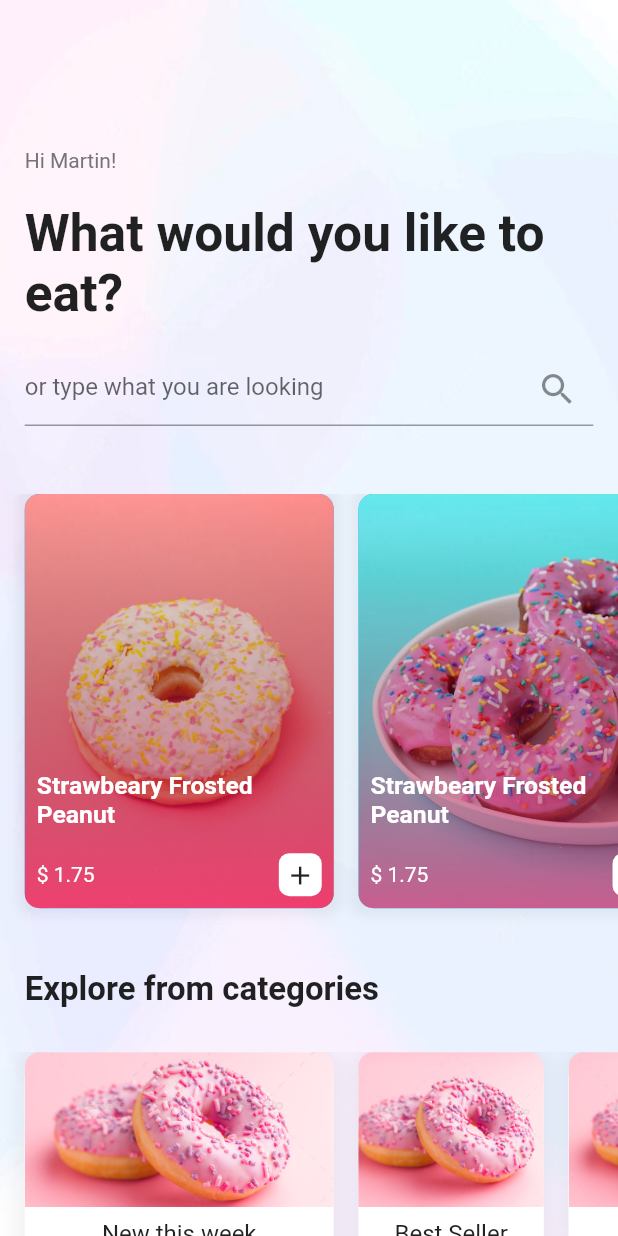
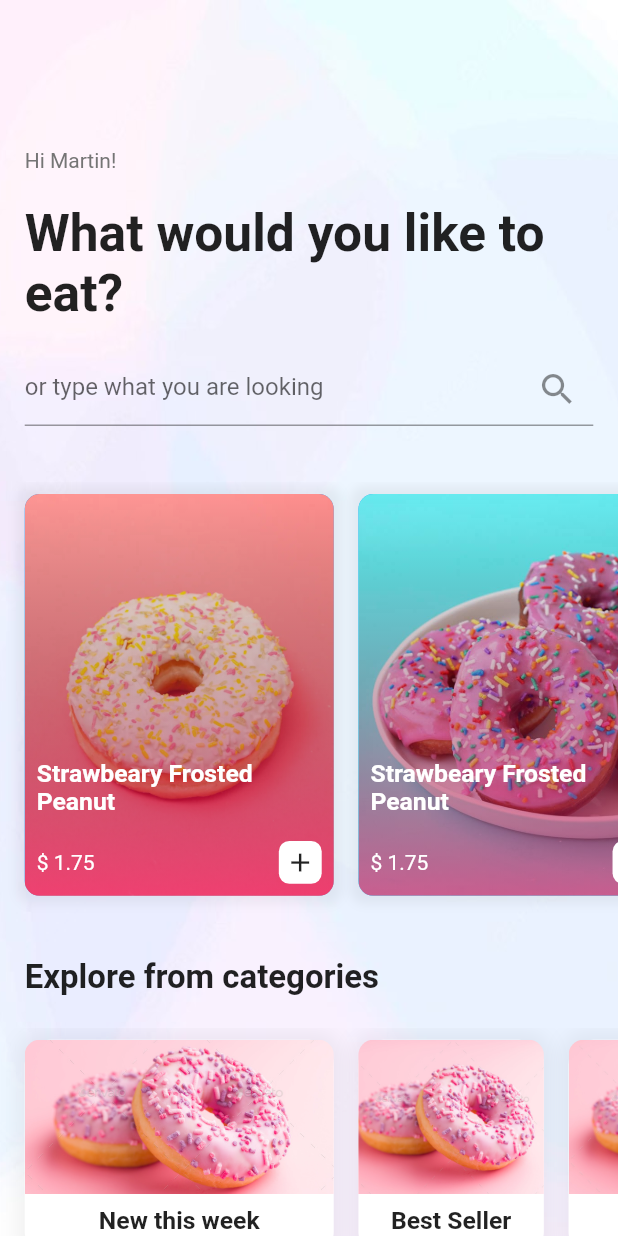
Before and after one commit to devsakil/food-order-app, a Flutter app: the screen it shows after launch, on a phone screen of 412 x 824 dp. Run offline on Flutter 3.47's test engine with Material 2 defaults, Android fonts, the phone set to English and light mode, and no system bars; our stand-ins replace sizer.

Commit message:
ui correction

```diff
--- a/lib/catitem.dart
+++ b/lib/catitem.dart
@@ -17,7 +17,7 @@
     return Container(
       height: 35.w,
       width: width ?? 50.w,
-      margin: EdgeInsets.only(bottom: 3.w, right: 4.w),
+      margin: EdgeInsets.only(bottom: 3.w, right: 4.w, top: 2.w),
       decoration: BoxDecoration(
         boxShadow: [
           BoxShadow(
@@ -47,7 +47,10 @@
             Center(
               child: Text(
                 title!,
-                style: Theme.of(context).textTheme.titleMedium,
+                style: TextStyle(
+                  fontSize: 12.sp,
+                  fontWeight: FontWeight.w600,
+                ),
               ),
             )
           ],
--- a/lib/homepage.dart
+++ b/lib/homepage.dart
@@ -45,7 +45,7 @@
                   ],
                 ),
               ),
-              SizedBox(height: 7.w),
+              SizedBox(height: 5.w),
               SizedBox(
                 width: 100.w,
                 height: 70.w,
@@ -78,7 +78,7 @@
                       TextStyle(fontSize: 16.sp, fontWeight: FontWeight.bold),
                 ),
               ),
-              SizedBox(height: 7.w),
+              SizedBox(height: 5.w),
               SingleChildScrollView(
                 scrollDirection: Axis.horizontal,
                 child: Row(
--- a/lib/itemcard.dart
+++ b/lib/itemcard.dart
@@ -16,7 +16,7 @@
   @override
   Widget build(BuildContext context) {
     return Container(
-      margin: EdgeInsets.only(bottom: 3.w, right: 4.w),
+      margin: EdgeInsets.only(bottom: 3.w, right: 4.w, top: 2.w),
       width: 50.w,
       decoration: BoxDecoration(
         color: Colors.blue,
@@ -65,7 +65,7 @@
                           style: const TextStyle(color: Colors.white),
                         ),
                         Container(
-                          padding: EdgeInsets.all(4),
+                          padding: const EdgeInsets.all(4),
                           decoration: BoxDecoration(
                             color: Colors.white,
                             borderRadius: BorderRadius.circular(7),
```
